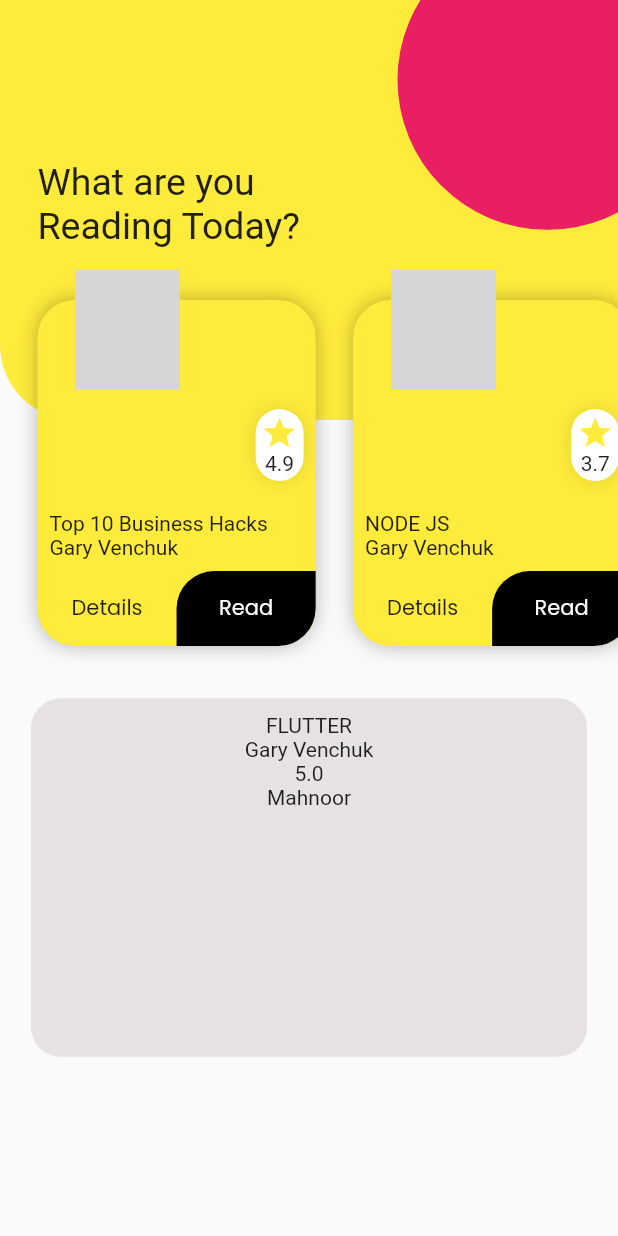
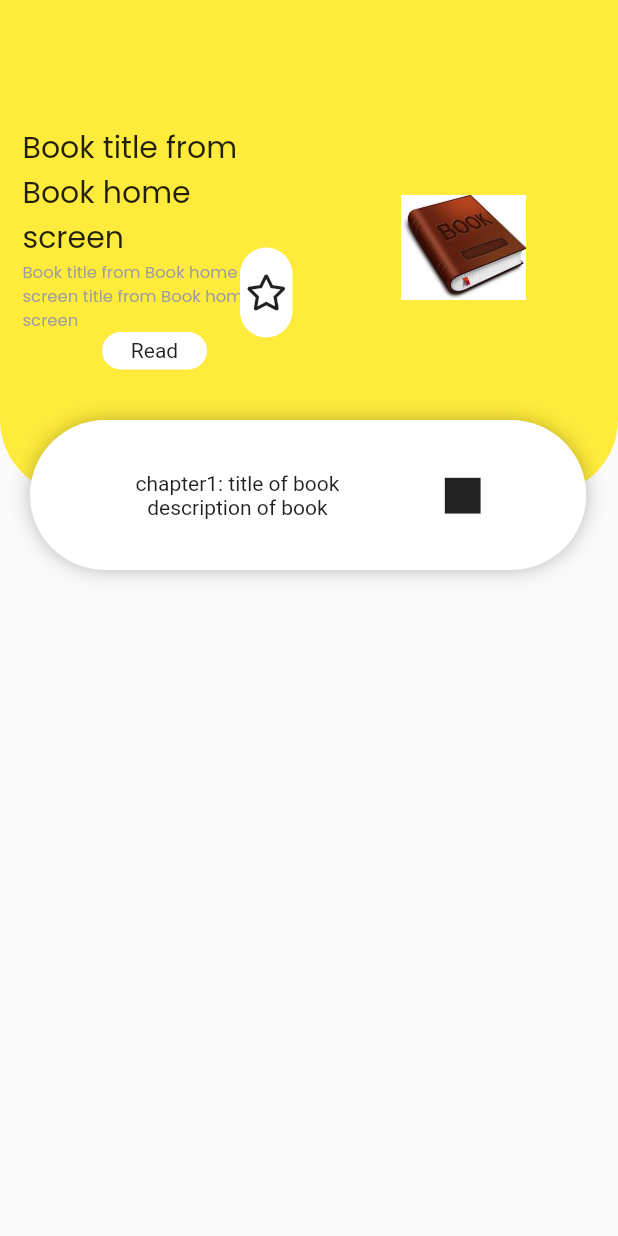
Before and after one commit to MahnoorWaheed/bookReadingApp, a Flutter app: the screen it shows after launch, after a tap on "Read", on a phone screen of 412 x 824 dp. Run offline on Flutter 3.47's test engine with Material 2 defaults, Android fonts, the phone set to English and light mode, and no system bars; our stand-ins replace font_awesome_flutter, google_fonts; missing offline and left inert: dart:ffi; network calls fail; grey boxes are pictures that could not be loaded.

Commit message:
updated second screen

```diff
--- a/lib/bookapp.dart
+++ b/lib/bookapp.dart
@@ -1,6 +1,6 @@
 // ignore_for_file: file_names
 
-import 'package:bookapp/models/usermodel.dart';
+import 'package:bookapp/screens/bookview.dart';
 import 'package:bookapp/screens/home.dart';
 import 'package:bookapp/screens/splash.dart';
 import 'package:bookapp/screens/widgetshome/bookcover.dart';
@@ -19,7 +19,9 @@ class BookApp extends StatelessWidget {
         "/home": (context) {
           return Home();
         },
-
+       "/bookview":(context){
+         return BookView();
+       }
       },
     );
   }
--- /dev/null
+++ b/lib/screens/bookview.dart
@@ -0,0 +1,40 @@
+import 'package:bookapp/screens/bookviewwidgets/listofchap.dart';
+import 'package:bookapp/screens/bookviewwidgets/readbookdetails.dart';
+import 'package:bookapp/utils/uils.dart';
+import 'package:flutter/material.dart';
+import 'package:font_awesome_flutter/font_awesome_flutter.dart';
+import 'package:google_fonts/google_fonts.dart';
+
+class BookView extends StatelessWidget {
+  const BookView({ Key? key }) : super(key: key);
+
+  @override
+  Widget build(BuildContext context) {
+    return Scaffold(
+      body: Stack(
+        clipBehavior: Clip.none,
+        children: [
+        BookReadDetails(),
+              Positioned(
+                top: 165,
+                left: 160,
+                child: Container(
+                           height: 60,
+                           width: 35,
+                           child: Center(
+                             child: FaIcon(FontAwesomeIcons.star)),
+                           decoration: BoxDecoration(
+                             borderRadius: BorderRadius.circular(20),
+                             color: Colors.white,
+                           ),
+                         ),
+              ),
+              Positioned(
+                top: 280,
+                left: 20,
+                child: ListOfChap(),
+              ),
+      ],),
+    );
+  }
+}
--- /dev/null
+++ b/lib/screens/bookviewwidgets/listofchap.dart
@@ -0,0 +1,40 @@
+import 'package:bookapp/utils/uils.dart';
+import 'package:flutter/material.dart';
+import 'package:font_awesome_flutter/font_awesome_flutter.dart';
+
+class ListOfChap extends StatelessWidget {
+  const ListOfChap({
+    Key? key,
+  }) : super(key: key);
+
+  @override
+  Widget build(BuildContext context) {
+    return Container(
+      height: 100,
+      width: screenWidth(context) * 0.9,
+        decoration: BoxDecoration(
+          borderRadius: BorderRadius.circular(50),
+          color: Colors.white,
+          boxShadow: [
+            BoxShadow(
+                blurRadius: 10,
+    color: Colors.black26,
+            ),
+          ],
+        ),
+        child: Row(
+          mainAxisAlignment:MainAxisAlignment.spaceEvenly,
+          children: [
+            Column(
+              mainAxisAlignment: MainAxisAlignment.center,
+              children: [
+                Text("chapter1: title of book"),
+                Text("description of book")
+              ],
+            ),
+            FaIcon(FontAwesomeIcons.squareFull)
+          ],
+        ),
+    );
+  }
+}
--- /dev/null
+++ b/lib/screens/bookviewwidgets/readbookdetails.dart
@@ -0,0 +1,59 @@
+import 'package:bookapp/utils/uils.dart';
+import 'package:flutter/material.dart';
+import 'package:google_fonts/google_fonts.dart';
+
+class BookReadDetails extends StatelessWidget {
+  const BookReadDetails({
+    Key? key,
+  }) : super(key: key);
+
+  @override
+  Widget build(BuildContext context) {
+    return Container(
+           height: screenHeight(context)*0.4,
+           width:screenWidth(context),
+          decoration: const BoxDecoration(
+             color: Colors.yellow,
+             shape: BoxShape.rectangle,
+             borderRadius: BorderRadius.only(
+               bottomLeft: Radius.circular(50),
+               bottomRight: Radius.circular(50),
+             ),
+          ),
+          child: Row(
+            children: [
+              Expanded(
+                child: Padding(
+                  padding: const EdgeInsets.all(15.0),
+                  child: Column(
+                    mainAxisAlignment: MainAxisAlignment.center,
+               children: [
+                   Text("Book title from Book home screen",
+                   style: GoogleFonts.poppins(fontSize: 20),
+                   ),
+                   Text("Book title from Book home screen title from Book home screen",
+                   style: GoogleFonts.poppins(
+                     fontSize: 11,color: Colors.grey),
+                   ),
+                   Container(
+                     height: 25,
+                     width: 70,
+                     child: Center(child: Text("Read")),
+                     decoration: BoxDecoration(
+                       borderRadius: BorderRadius.circular(15),
+                       color: Colors.white,
+                     ),
+
+                   )
+               ],
+              ),
+                )),
+              Expanded(
+                child: Image.asset("assets/images/book.jpg",
+                height: 70,
+                ) ,),
+            ],
+          ),
+         );
+  }
+}
--- a/lib/screens/home.dart
+++ b/lib/screens/home.dart
@@ -1,8 +1,11 @@
 import 'package:bookapp/models/usermodel.dart';
+import 'package:bookapp/screens/widgetshome/bookcover.dart';
+import 'package:bookapp/screens/widgetshome/rating.dart';
 import 'package:bookapp/screens/widgetshome/readingsection.dart';
 import 'package:bookapp/utils/uils.dart';
 import 'package:flutter/material.dart';
 import 'package:flutter/services.dart' show rootBundle;
+import 'package:google_fonts/google_fonts.dart';
 class Home extends StatelessWidget {
   const Home({Key? key}) : super(key: key);
 
@@ -90,14 +93,63 @@ class BestOfTheDay extends StatelessWidget {
         borderRadius: BorderRadius.circular(20),
         color: Color(0xffE6E2E2)
       ),
-        child: Column(
-      children: [
-        SizedBox(height: 10,),
-        Text(book.title),
-        Text(book.author),
-        Text(book.rating.toString()),
-        Text(username.firstName),
-      ],
-    ));
+      child: Stack(
+        clipBehavior: Clip.none,
+        children: [
+          Positioned(
+              top: -35,
+              left: 200,
+            child: BookCover(bookCover: book.bookCover, height: 150,
+            ),
+          ),
+          Padding(
+            padding: const EdgeInsets.symmetric(vertical: 30,horizontal: 25),
+            child: Column(
+              crossAxisAlignment: CrossAxisAlignment.start,
+              children: [
+                Text(book.title),
+                Text(book.author),
+                SizedBox(
+                  height: 70,
+                ),
+                Row(
+                  crossAxisAlignment: CrossAxisAlignment.end,
+                  children: [
+                    Rating(rating: book.rating),
+                    Container(
+                      padding: EdgeInsets.only(left: 10),
+                      width: screenWidth(context)*0.5,
+                      child: Text(
+                        book.details,
+                        maxLines:3,
+                        overflow: TextOverflow.ellipsis,
+                        ),
+                    ),
+                  ],
+                ),
+              ],
+            ),
+          ),
+
+        Positioned(
+          top: 190,
+          left: 270,
+          child: Container(
+            width: 80,
+            height: 35,
+                    decoration:const BoxDecoration(
+                      borderRadius: BorderRadius.only(
+                        topLeft: Radius.circular(10),
+                        bottomRight: Radius.circular(10),
+                      ),
+                      color:Colors.black,
+                    ),
+                    child: Center(child: Text("Read", style: GoogleFonts.poppins(color:Colors.white)))
+                  ),
+        )
+        ],
+      ),
+
+      );
   }
 }
--- a/lib/screens/widgetshome/bookcover.dart
+++ b/lib/screens/widgetshome/bookcover.dart
@@ -1,20 +1,21 @@
 import 'package:flutter/material.dart';
 
 class BookCover extends StatelessWidget {
-  const BookCover({ Key? key, required this.bookCover, }) : super(key: key);
+   BookCover({ Key? key, required this.bookCover,
+  this.height=70,
+  this.width=70
+   }) : super(key: key);
 
 final String bookCover;
+final double? height;
+final double? width;
 
   @override
   Widget build(BuildContext context) {
-    return Positioned(
-      top: -20,
-      left: 25,
-      child: Image(
-        image: NetworkImage(bookCover),
-        height: 80,
-        width: 70,
-      ),
+    return Image(
+      image: NetworkImage(bookCover),
+      height: height,
+      width: width,
     );
   }
 }
--- a/lib/screens/widgetshome/bookinformation.dart
+++ b/lib/screens/widgetshome/bookinformation.dart
@@ -92,7 +92,7 @@ class _BookInformationState extends State<BookInformation> {
                   Expanded(
                     child: GestureDetector(
                       onTap: (){
-                       Navigator.of(context).pushNamed("/chapters");
+                       Navigator.of(context).pushNamed("/bookview");
                       },
                       child: Container(
                         decoration: BoxDecoration(
--- a/lib/screens/widgetshome/readingsection.dart
+++ b/lib/screens/widgetshome/readingsection.dart
@@ -35,7 +35,7 @@ class _ReadingSectionState extends State<ReadingSection> {
           child: ListView(
             padding: EdgeInsets.symmetric(horizontal: 25),
             scrollDirection: Axis.horizontal,
-            children: widget.books.map((book) {
+            children: widget.books.map((yahakuchbhilesaktyhain) {
               return Padding(
                 padding: const EdgeInsets.only(right: 25.0),
                 child: Center(
@@ -43,7 +43,7 @@ class _ReadingSectionState extends State<ReadingSection> {
                     clipBehavior: Clip.none,
                     children: [
                       BookInformation(
-                        book: book,
+                        book: yahakuchbhilesaktyhain,
                         onShowingDetails: (bool isShowingDetails) {
                           print("I AM RUNNING HERE");
                           setState(() {
@@ -52,7 +52,12 @@ class _ReadingSectionState extends State<ReadingSection> {
                         },
                       ),
                       isShowingCover == true
-                          ? BookCover(bookCover: book.bookCover)
+                          ? Positioned(
+                            top: -20,
+                            left: 80,
+                            child: BookCover(
+                              bookCover: yahakuchbhilesaktyhain.bookCover),
+                          )
                           : SizedBox(),
                     ],
                   ),
--- a/pubspec.yaml
+++ b/pubspec.yaml
@@ -62,7 +62,7 @@ flutter:
   # To add assets to your application, add an assets section, like this:
   assets:
     - assets/data/users.json
-  #   - images/a_dot_ham.jpeg
+    - assets/images/
 
   # An image asset can refer to one or more resolution-specific "variants", see
   # https://flutter.dev/assets-and-images/#resolution-aware.
```
Also changed, not shown: assets/images/book.jpg (added).
